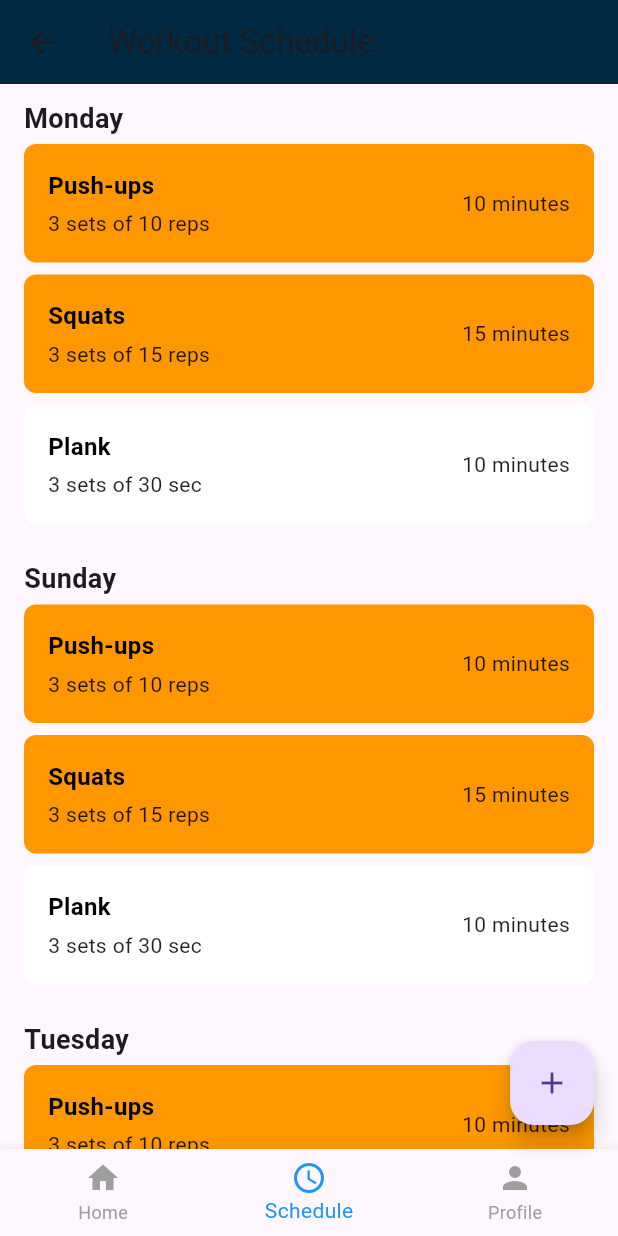
After one commit to wahyudicho/kelompok7, a Flutter app: the ScheduleView screen opened by its route, on a phone screen of 412 x 824 dp. The commit adds this screen. Run offline on Flutter 3.47's test engine with Material 3 defaults, Android fonts, the phone set to English and light mode, and no system bars; our stand-ins replace firebase_core, get; accounts and stored records are empty.

Commit message:
schedule page

```diff
--- /dev/null
+++ b/lib/app/modules/schedule/bindings/schedule_binding.dart
@@ -0,0 +1,12 @@
+import 'package:get/get.dart';
+
+import '../controllers/schedule_controller.dart';
+
+class ScheduleBinding extends Bindings {
+  @override
+  void dependencies() {
+    Get.lazyPut<ScheduleController>(
+      () => ScheduleController(),
+    );
+  }
+}
--- /dev/null
+++ b/lib/app/modules/schedule/controllers/schedule_controller.dart
@@ -0,0 +1,23 @@
+import 'package:get/get.dart';
+
+class ScheduleController extends GetxController {
+  //TODO: Implement ScheduleController
+
+  final count = 0.obs;
+  @override
+  void onInit() {
+    super.onInit();
+  }
+
+  @override
+  void onReady() {
+    super.onReady();
+  }
+
+  @override
+  void onClose() {
+    super.onClose();
+  }
+
+  void increment() => count.value++;
+}
--- /dev/null
+++ b/lib/app/modules/schedule/views/schedule_view.dart
@@ -0,0 +1,146 @@
+import 'package:flutter/material.dart';
+
+class ScheduleView extends StatelessWidget {
+  const ScheduleView({super.key});
+
+  @override
+  Widget build(BuildContext context) {
+    return Scaffold(
+      appBar: AppBar(
+        title: const Text('Workout Schedule'),
+        backgroundColor: const Color(0xFF002A43), // Warna latar belakang
+      ),
+      body: SingleChildScrollView(
+        child: Column(
+          crossAxisAlignment: CrossAxisAlignment.start,
+          children: [
+            const Section(day: 'Monday'),
+            const Section(day: 'Sunday'),
+            const Section(day: 'Tuesday'),
+          ],
+        ),
+      ),
+      bottomNavigationBar: BottomNavigationBar(
+        currentIndex: 1, // Menu "Schedule" dipilih
+        selectedItemColor: Colors.blue,
+        unselectedItemColor: Colors.grey,
+        items: const [
+          BottomNavigationBarItem(icon: Icon(Icons.home), label: 'Home'),
+          BottomNavigationBarItem(icon: Icon(Icons.schedule), label: 'Schedule'),
+          BottomNavigationBarItem(icon: Icon(Icons.person), label: 'Profile'),
+        ],
+      ),
+      floatingActionButton: FloatingActionButton(
+        onPressed: () {
+          // Tambahkan fungsi untuk tombol tambah
+        },
+        child: const Icon(Icons.add),
+      ),
+    );
+  }
+}
+
+class Section extends StatelessWidget {
+  final String day;
+  const Section({required this.day, super.key});
+
+  @override
+  Widget build(BuildContext context) {
+    return Padding(
+      padding: const EdgeInsets.symmetric(vertical: 10.0),
+      child: Column(
+        crossAxisAlignment: CrossAxisAlignment.start,
+        children: [
+          Padding(
+            padding: const EdgeInsets.only(left: 16.0),
+            child: Text(
+              day,
+              style: const TextStyle(
+                fontSize: 18.0,
+                fontWeight: FontWeight.bold,
+              ),
+            ),
+          ),
+          const WorkoutCard(
+            title: 'Push-ups',
+            description: '3 sets of 10 reps',
+            duration: '10 minutes',
+            color: Colors.orange,
+          ),
+          const WorkoutCard(
+            title: 'Squats',
+            description: '3 sets of 15 reps',
+            duration: '15 minutes',
+            color: Colors.orange,
+          ),
+          const WorkoutCard(
+            title: 'Plank',
+            description: '3 sets of 30 sec',
+            duration: '10 minutes',
+            color: Colors.white,
+          ),
+        ],
+      ),
+    );
+  }
+}
+
+class WorkoutCard extends StatelessWidget {
+  final String title;
+  final String description;
+  final String duration;
+  final Color color;
+
+  const WorkoutCard({
+    required this.title,
+    required this.description,
+    required this.duration,
+    required this.color,
+    super.key,
+  });
+
+  @override
+  Widget build(BuildContext context) {
+    return Container(
+      margin: const EdgeInsets.symmetric(horizontal: 16.0, vertical: 4.0),
+      padding: const EdgeInsets.all(16.0),
+      decoration: BoxDecoration(
+        color: color,
+        borderRadius: BorderRadius.circular(8.0),
+      ),
+      child: Row(
+        mainAxisAlignment: MainAxisAlignment.spaceBetween,
+        children: [
+          Column(
+            crossAxisAlignment: CrossAxisAlignment.start,
+            children: [
+              Text(
+                title,
+                style: const TextStyle(
+                  fontSize: 16.0,
+                  fontWeight: FontWeight.bold,
+                  color: Colors.black,
+                ),
+              ),
+              const SizedBox(height: 4.0),
+              Text(
+                description,
+                style: const TextStyle(
+                  fontSize: 14.0,
+                  color: Colors.black87,
+                ),
+              ),
+            ],
+          ),
+          Text(
+            duration,
+            style: const TextStyle(
+              fontSize: 14.0,
+              color: Colors.black87,
+            ),
+          ),
+        ],
+      ),
+    );
+  }
+}
--- a/lib/app/routes/app_pages.dart
+++ b/lib/app/routes/app_pages.dart
@@ -6,6 +6,8 @@ import '../modules/login/bindings/login_binding.dart';
 import '../modules/login/views/login_view.dart';
 import '../modules/register/bindings/register_binding.dart';
 import '../modules/register/views/register_view.dart';
+import '../modules/schedule/bindings/schedule_binding.dart';
+import '../modules/schedule/views/schedule_view.dart';
 import '../modules/screen/bindings/screen_binding.dart';
 import '../modules/screen/views/screen_view.dart';
 
@@ -39,5 +41,10 @@ class AppPages {
       page: () => const RegisterView(),
       binding: RegisterBinding(),
     ),
+    GetPage(
+      name: _Paths.SCHEDULE,
+      page: () => const ScheduleView(),
+      binding: ScheduleBinding(),
+    ),
   ];
 }
--- a/lib/app/routes/app_routes.dart
+++ b/lib/app/routes/app_routes.dart
@@ -6,6 +6,7 @@ abstract class Routes {
   static const LOGIN = _Paths.LOGIN;
   static const SCREEN = _Paths.SCREEN;
   static const REGISTER = _Paths.REGISTER;
+  static const SCHEDULE = _Paths.SCHEDULE;
 }
 
 abstract class _Paths {
@@ -14,4 +15,5 @@ abstract class _Paths {
   static const LOGIN = '/login';
   static const SCREEN = '/screen';
   static const REGISTER = '/register';
+  static const SCHEDULE = '/schedule';
 }
--- a/lib/main.dart
+++ b/lib/main.dart
@@ -3,6 +3,7 @@ import 'package:get/get.dart';
 import 'package:myapp/app/modules/login/controllers/login_controller.dart';
 import 'package:myapp/app/modules/register/controllers/register_controller.dart';
 import 'package:myapp/app/modules/screen/controllers/screen_controller.dart';
+import 'package:myapp/app/modules/schedule/controllers/schedule_controller.dart';
 import 'app/routes/app_pages.dart';
 
 void main() {
```
Also changed, not shown: pubspec.lock.
